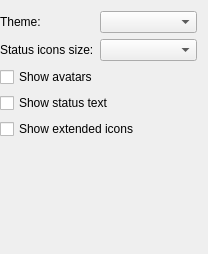
The window that plugins/olddelegate/settings/olddelegatesettings.ui (euroelessar/qutim) describes before a commit, drawn with Qt 5.
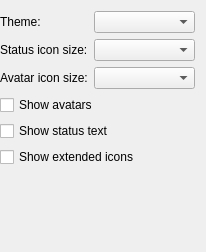
The same window after the commit.

Commit message: OldDelegate: added icon size settings + fixes

What changed in the file:
```diff
--- a/plugins/olddelegate/settings/olddelegatesettings.ui
+++ b/plugins/olddelegate/settings/olddelegatesettings.ui
@@ -6,8 +6,8 @@
    <rect>
     <x>0</x>
     <y>0</y>
-    <width>208</width>
-    <height>254</height>
+    <width>206</width>
+    <height>252</height>
    </rect>
   </property>
   <property name="windowTitle">
@@ -17,31 +17,24 @@
    <property name="leftMargin">
     <number>0</number>
    </property>
-   <item row="1" column="0">
-    <widget class="QLabel" name="label">
-     <property name="text">
-      <string>Status icons size:</string>
-     </property>
-    </widget>
-   </item>
    <item row="1" column="1">
     <widget class="QComboBox" name="sizesBox"/>
    </item>
-   <item row="2" column="0" colspan="2">
+   <item row="3" column="0" colspan="2">
     <widget class="QCheckBox" name="avatarsBox">
      <property name="text">
       <string>Show avatars</string>
      </property>
     </widget>
    </item>
-   <item row="3" column="0" colspan="2">
+   <item row="4" column="0" colspan="2">
     <widget class="QCheckBox" name="statusBox">
      <property name="text">
       <string>Show status text</string>
      </property>
     </widget>
    </item>
-   <item row="4" column="0" colspan="2">
+   <item row="5" column="0" colspan="2">
     <widget class="QCheckBox" name="extendedInfoBox">
      <property name="text">
       <string>Show extended icons</string>
@@ -58,6 +51,23 @@
    <item row="0" column="1">
     <widget class="QComboBox" name="themeBox"/>
    </item>
+   <item row="1" column="0">
+    <widget class="QLabel" name="label">
+     <property name="text">
+      <string>Status icon size:</string>
+     </property>
+    </widget>
+   </item>
+   <item row="2" column="0">
+    <widget class="QLabel" name="label_3">
+     <property name="text">
+      <string>Avatar icon size:</string>
+     </property>
+    </widget>
+   </item>
+   <item row="2" column="1">
+    <widget class="QComboBox" name="avatarSizesBox"/>
+   </item>
   </layout>
  </widget>
  <resources/>
```
Left out of the diff: 2 changed lines with no effect on the pictures. The commit also changes 4 other files.
